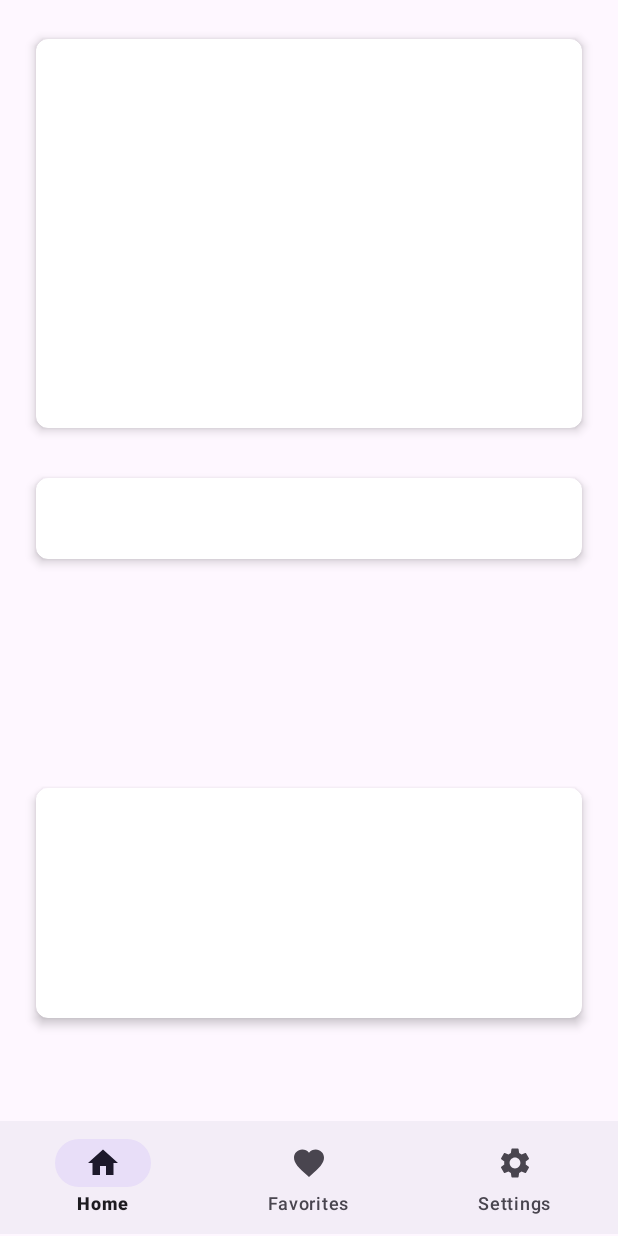
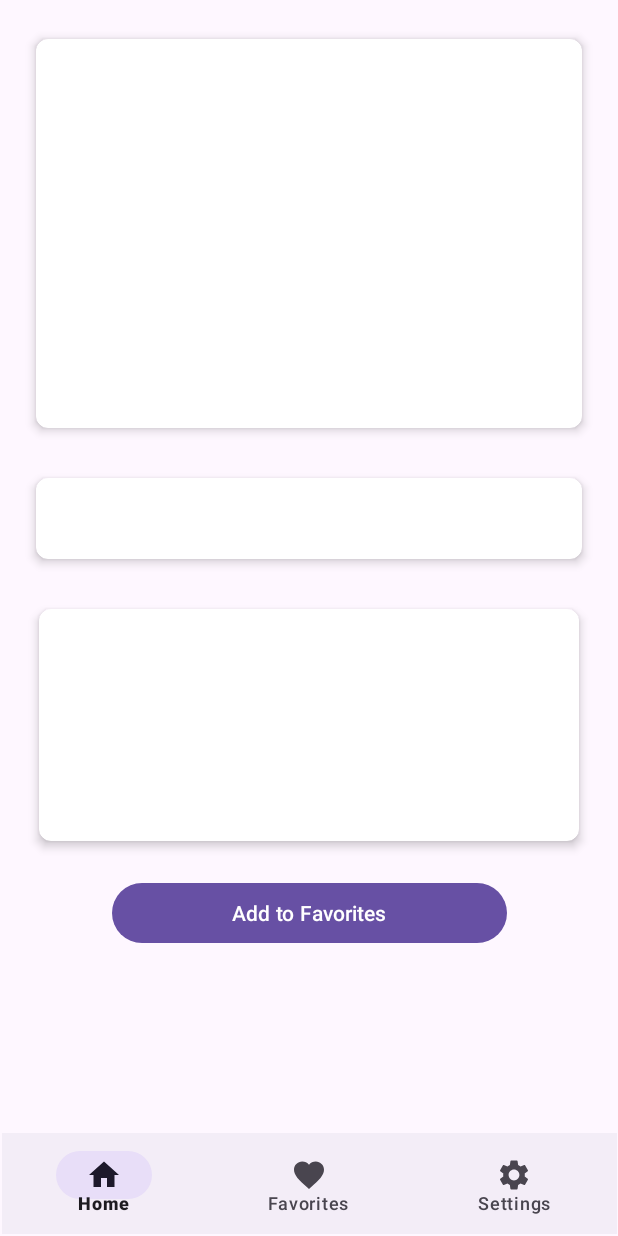
Before and after one commit to MertYigit0/QuickRecipes, an Android app: the FoodDetailFragment screen opened through its navigation route, on a phone screen of 412 x 824 dp. Run offline under Robolectric (Android 15) with nearby library versions, the phone set to English and light mode, and no system bars; our stand-ins replace Firebase (no records; nobody signed in at launch, a user with empty details on screens opened directly), Picasso, navigation-ui.

Commit message:
Favorite recyclerview added.

```diff
--- a/app/src/main/java/com/example/quickrecipes/recipes/food/FoodDetailFragment.java
+++ b/app/src/main/java/com/example/quickrecipes/recipes/food/FoodDetailFragment.java
@@ -10,6 +10,7 @@ import androidx.fragment.app.Fragment;
 import android.view.LayoutInflater;
 import android.view.View;
 import android.view.ViewGroup;
+import android.widget.Button;
 import android.widget.ImageView;
 import android.widget.TextView;
 import android.widget.Toast;
@@ -88,6 +89,19 @@ public class FoodDetailFragment extends Fragment {
             System.out.println(position);
             getData();
         }
+
+
+        //ADD FAVORITE BUTTON
+        Button favoriteButton = view.findViewById(R.id.favoriteButton);
+        favoriteButton.setOnClickListener(new View.OnClickListener() {
+            @Override
+            public void onClick(View view) {
+
+                addFavoriteClicked(position);
+            }
+        });
+
+
     }
 
     private void getData() {
@@ -125,6 +139,9 @@ public class FoodDetailFragment extends Fragment {
     }
 
 
+    public void addFavoriteClicked(int position){
+        Toast.makeText(getContext(), "EKLENDI FAVORILERE " + position, Toast.LENGTH_SHORT).show();
+    }
 
 
 
--- a/app/src/main/java/com/example/quickrecipes/recipes/food/Recipes_SearchFragment.java
+++ b/app/src/main/java/com/example/quickrecipes/recipes/food/Recipes_SearchFragment.java
@@ -46,8 +46,7 @@ import java.util.Map;
 
 public class Recipes_SearchFragment extends Fragment {
 
-    private FirebaseStorage firebaseStorage ;
-    private FirebaseAuth firebaseAuth;
+
 
     private FirebaseFirestore firestore;
 
@@ -71,8 +70,6 @@ public class Recipes_SearchFragment extends Fragment {
     public void onCreate(Bundle savedInstanceState) {
         super.onCreate(savedInstanceState);
 
-        firebaseStorage = FirebaseStorage.getInstance();
-        firebaseAuth = FirebaseAuth.getInstance();
         firestore = FirebaseFirestore.getInstance();
 
         foodArrayList = new ArrayList<>();
--- a/app/src/main/res/layout/activity_recipes.xml
+++ b/app/src/main/res/layout/activity_recipes.xml
@@ -24,8 +24,8 @@
 
   <com.google.android.material.bottomnavigation.BottomNavigationView
       android:id="@+id/bottom_navigation"
-      android:layout_width="412dp"
-      android:layout_height="75dp"
+      android:layout_width="410dp"
+      android:layout_height="67dp"
       android:layout_gravity="bottom"
       app:layout_constraintBottom_toBottomOf="@+id/recipes_nav_host_fragment"
       app:layout_constraintEnd_toEndOf="parent"
--- a/app/src/main/res/layout/fragment_food_detail.xml
+++ b/app/src/main/res/layout/fragment_food_detail.xml
@@ -15,6 +15,8 @@
         app:cardCornerRadius="8dp"
         app:cardElevation="4dp"
         app:cardUseCompatPadding="true"
+        app:layout_constraintEnd_toEndOf="parent"
+        app:layout_constraintStart_toStartOf="parent"
         app:layout_constraintTop_toTopOf="parent">
 
         <LinearLayout
@@ -42,15 +44,21 @@
     </androidx.cardview.widget.CardView>
 
     <!-- CardView 2: Ingredients -->
+
+    <!-- CardView 3: Directions -->
+
     <androidx.cardview.widget.CardView
         android:id="@+id/cardView2"
         android:layout_width="match_parent"
         android:layout_height="wrap_content"
         android:layout_margin="16dp"
+        android:layout_marginTop="4dp"
         app:cardCornerRadius="8dp"
         app:cardElevation="4dp"
         app:cardUseCompatPadding="true"
-        app:layout_constraintTop_toBottomOf="@id/cardView1">
+        app:layout_constraintEnd_toEndOf="parent"
+        app:layout_constraintStart_toStartOf="parent"
+        app:layout_constraintTop_toBottomOf="@+id/cardView1">
 
         <TextView
             android:id="@+id/ingredientsText"
@@ -62,26 +70,39 @@
 
     </androidx.cardview.widget.CardView>
 
-    <!-- CardView 3: Directions -->
     <androidx.cardview.widget.CardView
         android:id="@+id/cardView3"
-        android:layout_width="match_parent"
-        android:layout_height="wrap_content"
+        android:layout_width="373dp"
+        android:layout_height="172dp"
         android:layout_margin="16dp"
+        android:layout_marginTop="8dp"
         app:cardCornerRadius="8dp"
         app:cardElevation="4dp"
         app:cardUseCompatPadding="true"
-        app:layout_constraintTop_toBottomOf="@id/cardView2"
-        app:layout_constraintBottom_toBottomOf="parent">
+        app:layout_constraintEnd_toEndOf="parent"
+        app:layout_constraintStart_toStartOf="parent"
+        app:layout_constraintTop_toBottomOf="@+id/cardView2">
 
         <TextView
             android:id="@+id/directionsText"
             android:layout_width="363dp"
-            android:layout_height="153dp"
+            android:layout_height="181dp"
             android:padding="16dp"
             android:textAppearance="?attr/textAppearanceBody1"
             tools:text="Directions" />
 
     </androidx.cardview.widget.CardView>
 
+    <Button
+        android:id="@+id/favoriteButton"
+        android:layout_width="263dp"
+        android:layout_height="48dp"
+        android:onClick="addFavoriteClicked"
+        android:text="Add to Favorites"
+        app:layout_constraintBottom_toBottomOf="parent"
+        app:layout_constraintEnd_toEndOf="parent"
+        app:layout_constraintStart_toStartOf="parent"
+        app:layout_constraintTop_toBottomOf="@+id/cardView3"
+        app:layout_constraintVertical_bias="0.076" />
+
 </androidx.constraintlayout.widget.ConstraintLayout>
--- a/app/src/main/res/layout/fragment_recipes__search.xml
+++ b/app/src/main/res/layout/fragment_recipes__search.xml
@@ -20,7 +20,7 @@
     <androidx.recyclerview.widget.RecyclerView
         android:id="@+id/recyclerView"
         android:layout_width="match_parent"
-        android:layout_height="593dp"
+        android:layout_height="608dp"
         android:layout_row="1"
         android:layout_column="0"
         android:background="@android:color/white"
--- a/app/src/main/res/navigation/recipes_nav.xml
+++ b/app/src/main/res/navigation/recipes_nav.xml
@@ -19,12 +19,15 @@
     </fragment>
     <fragment
         android:id="@+id/favoritesFragment"
-        android:name="com.example.quickrecipes.recipes.FavoritesFragment"
+        android:name="com.example.quickrecipes.recipes.favorites.FavoritesFragment"
         android:label="fragment_favorites"
         tools:layout="@layout/fragment_favorites" >
         <action
             android:id="@+id/action_favoritesFragment_to_settingsFragment"
             app:destination="@id/settingsFragment" />
+        <action
+            android:id="@+id/action_favoritesFragment_to_foodDetailFragment"
+            app:destination="@id/foodDetailFragment" />
     </fragment>
     <fragment
         android:id="@+id/settingsFragment"
```
Also changed, not shown: app/src/main/java/com/example/quickrecipes/recipes/favorites/FavoriteRecyclerViewAdapter.java (added, +76 -0 lines), app/src/main/java/com/example/quickrecipes/recipes/favorites/FavoritesFragment.java (renamed from app/src/main/java/com/example/quickrecipes/recipes/FavoritesFragment.java, +51 -21 lines), app/src/main/java/com/example/quickrecipes/recipes/food/RecyclerViewAdapter.java (+7 -39 lines), app/src/main/res/layout/favorite_recipe_image.xml (added, +37 -0 lines), app/src/main/res/layout/fragment_favorites.xml (+10 -20 lines).
